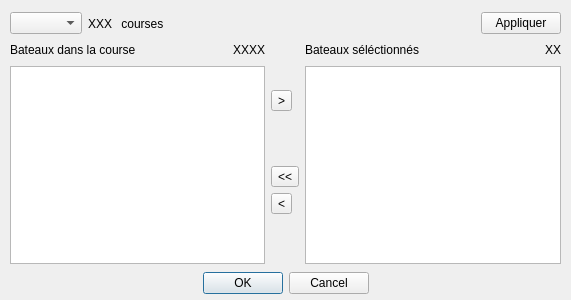
Above: src/race_dialog.ui from nohal/qtVlm before the change. Below: the same form after it.
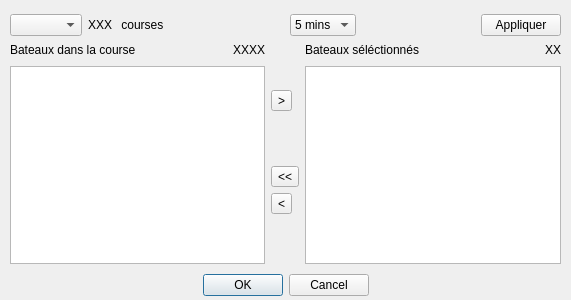
That is the form after the change.

Commit message: big update in all vlm synch, adding a param on race for vac len

What changed in the file:
```diff
--- a/src/race_dialog.ui
+++ b/src/race_dialog.ui
@@ -19,7 +19,7 @@
      <x>10</x>
      <y>270</y>
      <width>551</width>
-     <height>27</height>
+     <height>30</height>
     </rect>
    </property>
    <layout class="QHBoxLayout" name="_2">
@@ -71,7 +71,7 @@
      <x>10</x>
      <y>10</y>
      <width>551</width>
-     <height>27</height>
+     <height>30</height>
     </rect>
    </property>
    <layout class="QHBoxLayout" name="horizontalLayout_4">
@@ -112,6 +112,33 @@
       </property>
      </spacer>
     </item>
+    <item>
+     <widget class="QComboBox" name="vac_length">
+      <item>
+       <property name="text">
+        <string>5 mins</string>
+       </property>
+      </item>
+      <item>
+       <property name="text">
+        <string>1 min</string>
+       </property>
+      </item>
+     </widget>
+    </item>
+    <item>
+     <spacer name="horizontalSpacer_4">
+      <property name="orientation">
+       <enum>Qt::Horizontal</enum>
+      </property>
+      <property name="sizeHint" stdset="0">
+       <size>
+        <width>40</width>
+        <height>20</height>
+       </size>
+      </property>
+     </spacer>
+    </item>
     <item>
      <widget class="QPushButton" name="syncVal">
       <property name="text">
```
The commit also changes 16 other files.
